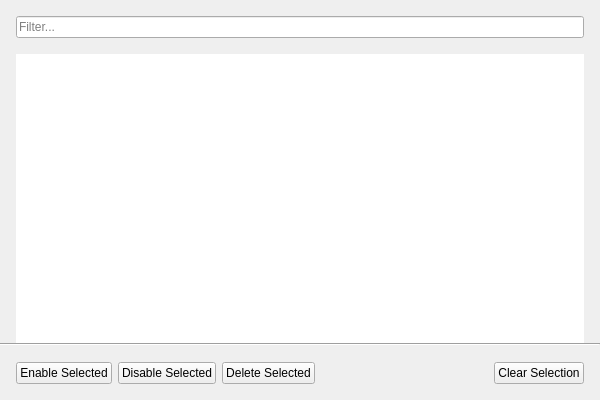
First picture: the form in client/src/ui/widgets/system_settings/user_management_widget.ui, repository networkoptix/nx_open, before the edit.
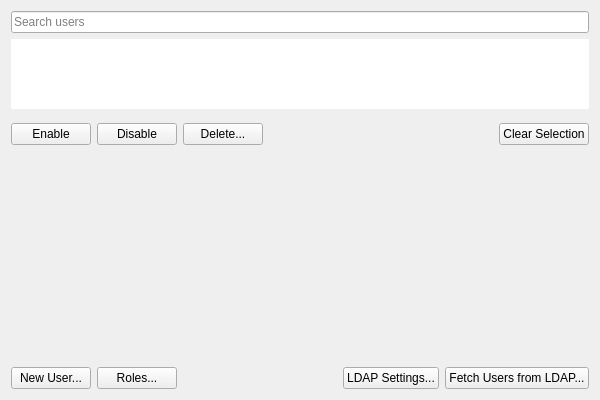
Second picture: the form after the edit. The open tabs and pages were chosen to show the change.

Commit message:
VMS-2561: New style for user management widget (part 1)
<==== Mercurial data ====>
Branch: dev_3.0.0_gui

Patch:
```diff
--- a/client/src/ui/widgets/system_settings/user_management_widget.ui
+++ b/client/src/ui/widgets/system_settings/user_management_widget.ui
@@ -10,69 +10,33 @@
     <height>400</height>
    </rect>
   </property>
-  <layout class="QVBoxLayout" name="verticalLayout_2" stretch="1,0,0">
-   <property name="spacing">
-    <number>0</number>
-   </property>
-   <property name="leftMargin">
-    <number>0</number>
-   </property>
-   <property name="topMargin">
-    <number>0</number>
-   </property>
-   <property name="rightMargin">
-    <number>0</number>
-   </property>
-   <property name="bottomMargin">
-    <number>0</number>
-   </property>
-   <item>
-    <widget class="QWidget" name="widget" native="true">
-     <layout class="QVBoxLayout" name="verticalLayout_3">
-      <property name="spacing">
-       <number>0</number>
-      </property>
-      <property name="leftMargin">
-       <number>0</number>
-      </property>
-      <property name="topMargin">
-       <number>0</number>
-      </property>
-      <property name="rightMargin">
-       <number>0</number>
-      </property>
-      <property name="bottomMargin">
-       <number>0</number>
-      </property>
+  <layout class="QVBoxLayout" name="mainVerticalLayout" stretch="0,0">
       <item>
        <layout class="QVBoxLayout" name="verticalLayout">
-        <property name="spacing">
-         <number>16</number>
-        </property>
-        <property name="leftMargin">
-         <number>16</number>
-        </property>
-        <property name="topMargin">
-         <number>16</number>
-        </property>
-        <property name="rightMargin">
-         <number>16</number>
-        </property>
-        <property name="bottomMargin">
-         <number>0</number>
-        </property>
         <item>
          <widget class="QLineEdit" name="filterLineEdit">
           <property name="placeholderText">
-           <string>Filter...</string>
+        <string>Search users</string>
+       </property>
+       <property name="clearButtonEnabled">
+        <bool>true</bool>
           </property>
          </widget>
         </item>
         <item>
          <widget class="QTreeView" name="usersTable">
+       <property name="sizePolicy">
+        <sizepolicy hsizetype="Expanding" vsizetype="Minimum">
+         <horstretch>0</horstretch>
+         <verstretch>0</verstretch>
+        </sizepolicy>
+       </property>
           <property name="frameShape">
            <enum>QFrame::NoFrame</enum>
           </property>
+       <property name="sizeAdjustPolicy">
+        <enum>QAbstractScrollArea::AdjustToContents</enum>
+       </property>
           <property name="selectionMode">
            <enum>QAbstractItemView::NoSelection</enum>
           </property>
@@ -90,36 +54,76 @@
           </attribute>
          </widget>
         </item>
-       </layout>
-      </item>
-     </layout>
+     <item>
+      <layout class="QHBoxLayout" name="horizontalLayout_1">
+       <property name="topMargin">
+        <number>8</number>
+       </property>
+       <property name="bottomMargin">
+        <number>8</number>
+       </property>
+       <item>
+        <widget class="QPushButton" name="enableSelectedButton">
+         <property name="text">
+          <string>Enable</string>
+         </property>
+        </widget>
+       </item>
+       <item>
+        <widget class="QPushButton" name="disableSelectedButton">
+         <property name="text">
+          <string>Disable</string>
+         </property>
     </widget>
    </item>
    <item>
-    <widget class="Line" name="line">
+        <widget class="QPushButton" name="deleteSelectedButton">
+         <property name="text">
+          <string>Delete...</string>
+         </property>
+        </widget>
+       </item>
+       <item>
+        <spacer name="horizontalSpacer_1">
      <property name="orientation">
       <enum>Qt::Horizontal</enum>
      </property>
-    </widget>
-   </item>
+         <property name="sizeHint" stdset="0">
+          <size>
+           <width>40</width>
+           <height>20</height>
+          </size>
+         </property>
+        </spacer>
+       </item>
+       <item>
+        <widget class="QPushButton" name="clearSelectionButton">
+         <property name="text">
+          <string>Clear Selection</string>
+         </property>
+        </widget>
+       </item>
+      </layout>
+     </item>
    <item>
-    <widget class="QStackedWidget" name="actionsWidget">
-     <property name="currentIndex">
-      <number>0</number>
-     </property>
-     <widget class="QWidget" name="defaultPage">
+      <spacer name="verticalSpacer">
+       <property name="orientation">
+        <enum>Qt::Vertical</enum>
+       </property>
+       <property name="sizeHint" stdset="0">
+        <size>
+         <width>20</width>
+         <height>40</height>
+        </size>
+       </property>
+      </spacer>
+     </item>
+    </layout>
+   </item>
+   <item>
       <layout class="QHBoxLayout" name="horizontalLayout_2">
-       <property name="leftMargin">
-        <number>16</number>
-       </property>
        <property name="topMargin">
-        <number>16</number>
-       </property>
-       <property name="rightMargin">
-        <number>16</number>
-       </property>
-       <property name="bottomMargin">
-        <number>16</number>
+      <number>0</number>
        </property>
        <item>
         <widget class="QPushButton" name="createUserButton">
@@ -129,7 +133,14 @@
         </widget>
        </item>
        <item>
-        <spacer name="horizontalSpacer">
+      <widget class="QPushButton" name="rolesButton">
+       <property name="text">
+        <string>Roles...</string>
+       </property>
+      </widget>
+     </item>
+     <item>
+      <spacer name="horizontalSpacer_2">
          <property name="orientation">
           <enum>Qt::Horizontal</enum>
          </property>
@@ -156,68 +167,21 @@
         </widget>
        </item>
       </layout>
-     </widget>
-     <widget class="QWidget" name="selectionPage">
-      <layout class="QHBoxLayout" name="horizontalLayout">
-       <property name="leftMargin">
-        <number>16</number>
-       </property>
-       <property name="topMargin">
-        <number>16</number>
-       </property>
-       <property name="rightMargin">
-        <number>16</number>
-       </property>
-       <property name="bottomMargin">
-        <number>16</number>
-       </property>
-       <item>
-        <widget class="QPushButton" name="enableSelectedButton">
-         <property name="text">
-          <string>Enable Selected</string>
-         </property>
-        </widget>
-       </item>
-       <item>
-        <widget class="QPushButton" name="disableSelectedButton">
-         <property name="text">
-          <string>Disable Selected</string>
-         </property>
-        </widget>
-       </item>
-       <item>
-        <widget class="QPushButton" name="deleteSelectedButton">
-         <property name="text">
-          <string>Delete Selected</string>
-         </property>
-        </widget>
-       </item>
-       <item>
-        <spacer name="horizontalSpacer_2">
-         <property name="orientation">
-          <enum>Qt::Horizontal</enum>
-         </property>
-         <property name="sizeHint" stdset="0">
-          <size>
-           <width>424</width>
-           <height>20</height>
-          </size>
-         </property>
-        </spacer>
-       </item>
-       <item>
-        <widget class="QPushButton" name="clearSelectionButton">
-         <property name="text">
-          <string>Clear Selection</string>
-         </property>
-        </widget>
-       </item>
-      </layout>
-     </widget>
-    </widget>
-   </item>
-  </layout>
- </widget>
+   </item>
+  </layout>
+ </widget>
+ <tabstops>
+  <tabstop>filterLineEdit</tabstop>
+  <tabstop>usersTable</tabstop>
+  <tabstop>enableSelectedButton</tabstop>
+  <tabstop>disableSelectedButton</tabstop>
+  <tabstop>deleteSelectedButton</tabstop>
+  <tabstop>clearSelectionButton</tabstop>
+  <tabstop>createUserButton</tabstop>
+  <tabstop>rolesButton</tabstop>
+  <tabstop>ldapSettingsButton</tabstop>
+  <tabstop>fetchButton</tabstop>
+ </tabstops>
  <resources/>
  <connections/>
 </ui>
```
Left out of the diff: 4 changed lines with no effect on the pictures. Lines whose indentation alone changed are shown as unchanged. The commit also changes 1 other file.
